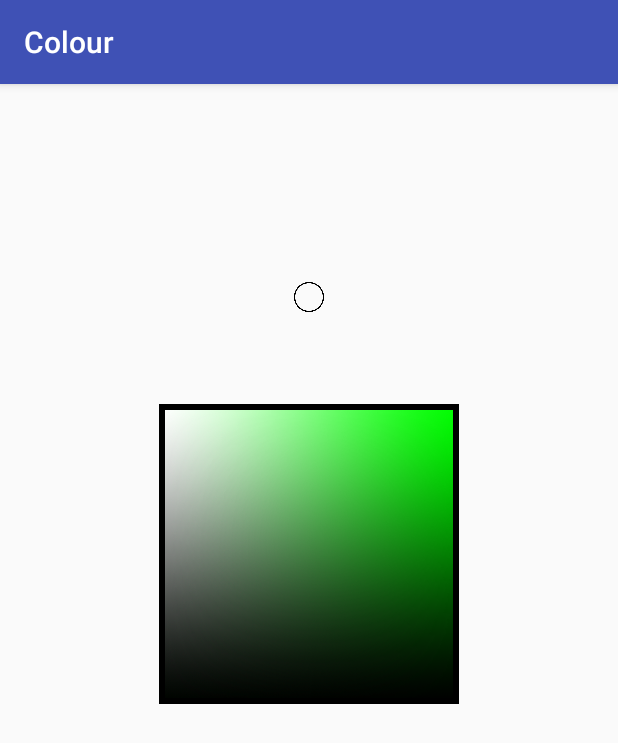
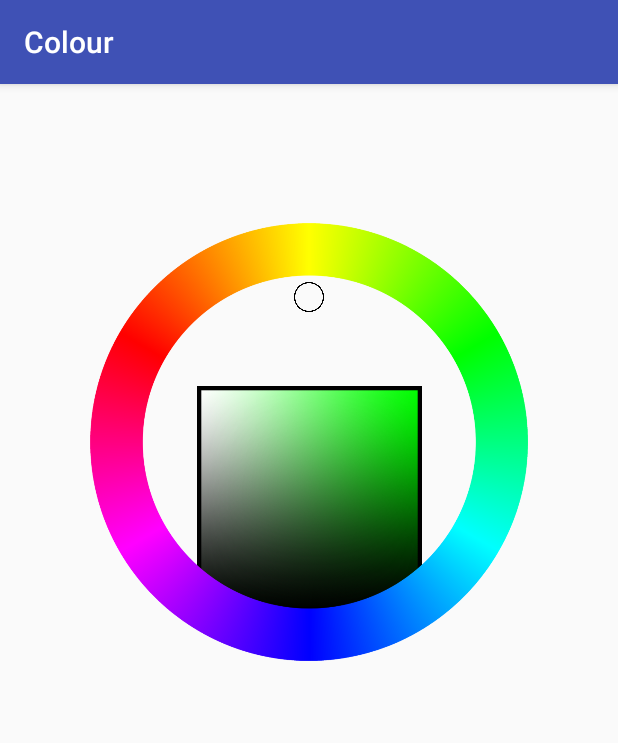
Before and after one commit to veryprofessionaldodo/ColourApp, an Android app: the screen it shows after launch (MainActivity), on a phone screen of 412 x 824 dp. Shown: the top 743 px of the screen. Run offline under Robolectric (Android 15) with nearby library versions, the phone set to English and light mode, and no system bars.

Commit message:
Adiconei ColorWheel

```diff
--- a/app/src/main/res/layout/activity_main.xml
+++ b/app/src/main/res/layout/activity_main.xml
@@ -10,25 +10,38 @@
 
 
     <com.example.petre.colour.Square
-        android:layout_width="200dp"
-        android:layout_height="200dp"
+        android:layout_width="150dp"
+        android:layout_height="150dp"
         android:id="@+id/square_color"
         app:layout_constraintBottom_toBottomOf="parent"
         app:layout_constraintLeft_toLeftOf="parent"
         app:layout_constraintRight_toRightOf="parent"
         app:layout_constraintTop_toTopOf="parent"
-        app:layout_constraintVertical_bias="0.376"
+        app:layout_constraintVertical_bias="0.326"
+        app:layout_constraintHorizontal_bias="0.50"
         />
     <ImageView
-        android:layout_width="200dp"
-        android:layout_height="200dp"
-        android:id="@+id/triangle_outline"
+        android:layout_width="150dp"
+        android:layout_height="150dp"
+        android:id="@+id/square_outline"
         android:src="@drawable/square_outline"
         app:layout_constraintBottom_toBottomOf="parent"
         app:layout_constraintLeft_toLeftOf="parent"
         app:layout_constraintRight_toRightOf="parent"
         app:layout_constraintTop_toTopOf="parent"
-        app:layout_constraintVertical_bias="0.376" />
+        app:layout_constraintVertical_bias="0.326"
+        app:layout_constraintHorizontal_bias="0.50" />
+
+    <ImageView
+        android:layout_width="300dp"
+        android:layout_height="300dp"
+        android:id="@+id/outer_wheel"
+        android:src="@drawable/medium_res_part_wheel"
+        app:layout_constraintBottom_toBottomOf="parent"
+        app:layout_constraintLeft_toLeftOf="parent"
+        app:layout_constraintRight_toRightOf="parent"
+        app:layout_constraintTop_toTopOf="parent"
+        app:layout_constraintVertical_bias="0.189" />
 
     <ImageView
         android:layout_width="20dp"
```
Also changed, not shown: app/src/main/res/drawable/high_res_part_wheel.png (added), app/src/main/res/drawable/medium_res_part_wheel.png (added), 9 other files.
